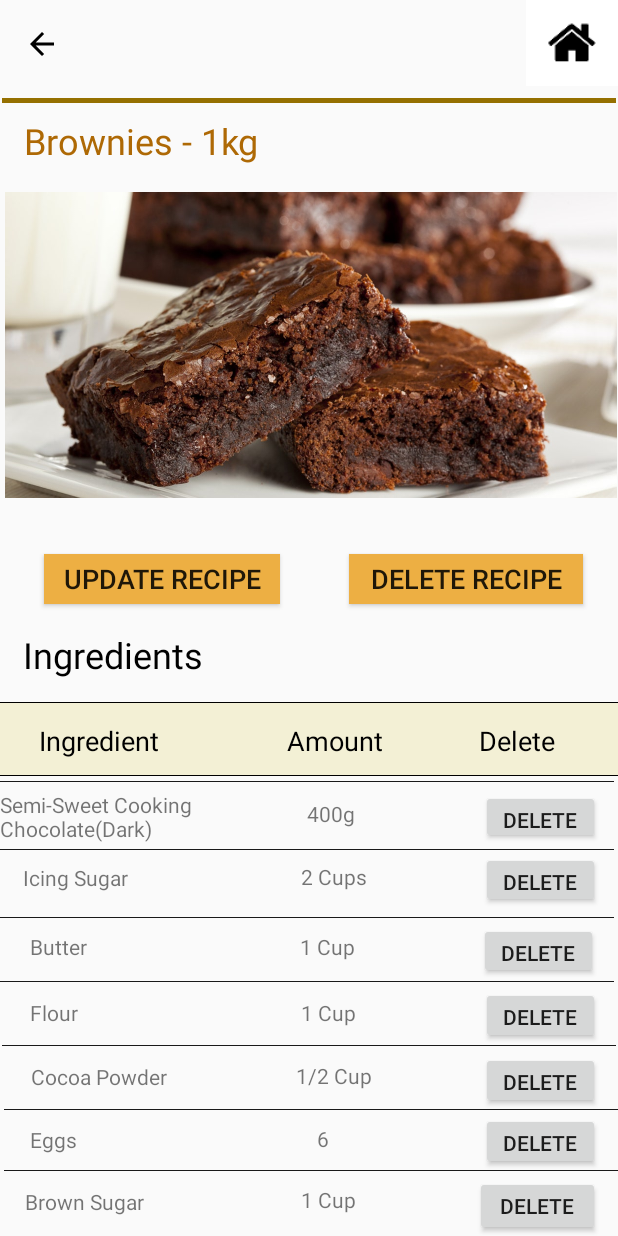
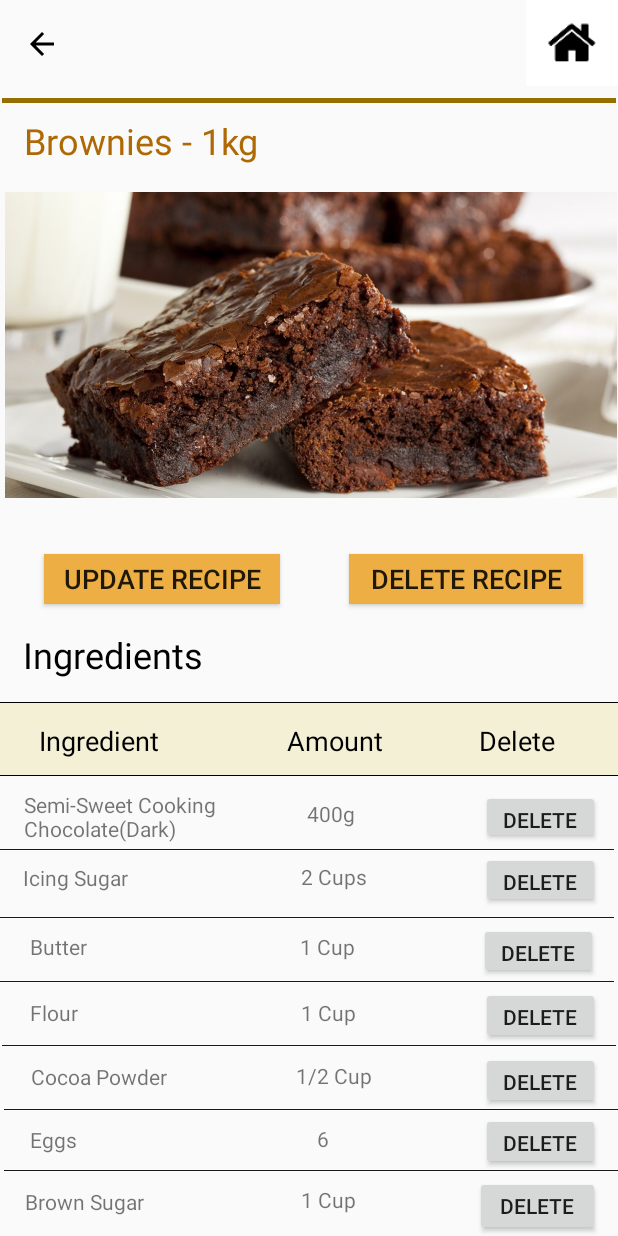
Before and after one commit to Minuli/Bon-Appetit, an Android app: the screen it shows after launch (ViewRecipeBackend), on a phone screen of 412 x 824 dp. Run offline under Robolectric (Android 15) with nearby library versions, the phone set to English and light mode, and no system bars.

```diff
--- a/app/src/main/res/layout/activity_view_recipe_backend.xml
+++ b/app/src/main/res/layout/activity_view_recipe_backend.xml
@@ -158,18 +158,6 @@
         app:tint="#F3F0D5" />
 
     <View
-        android:id="@+id/horizontal1"
-        android:layout_width="409dp"
-        android:layout_height="2dp"
-        android:background="?android:attr/panelFullBackground"
-        app:layout_constraintBottom_toBottomOf="parent"
-        app:layout_constraintEnd_toEndOf="parent"
-        app:layout_constraintHorizontal_bias="0.0"
-        app:layout_constraintStart_toStartOf="parent"
-        app:layout_constraintTop_toTopOf="parent"
-        app:layout_constraintVertical_bias="0.632" />
-
-    <View
         android:id="@+id/horizontal2"
         android:layout_width="409dp"
         android:layout_height="2dp"
@@ -289,7 +277,7 @@
         android:text="@string/chocolate"
         app:layout_constraintBottom_toBottomOf="parent"
         app:layout_constraintEnd_toEndOf="parent"
-        app:layout_constraintHorizontal_bias="0.0"
+        app:layout_constraintHorizontal_bias="0.061"
         app:layout_constraintStart_toStartOf="parent"
         app:layout_constraintTop_toTopOf="parent"
         app:layout_constraintVertical_bias="0.668" />
```
